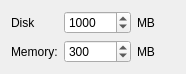
Above: kstars-astropi/kstars/hips/opshipscache.ui from Andre87osx/AstroPi-system before the change. Below: the same form after it.
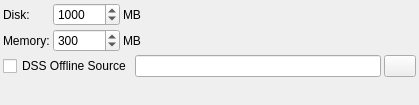
That is the form after the change. Icons and pictures are not drawn.

Patch:
```diff
--- a/kstars-astropi/kstars/hips/opshipscache.ui
+++ b/kstars-astropi/kstars/hips/opshipscache.ui
@@ -6,18 +6,43 @@
    <rect>
     <x>0</x>
     <y>0</y>
-    <width>181</width>
-    <height>66</height>
+    <width>419</width>
+    <height>105</height>
    </rect>
   </property>
+  <layout class="QVBoxLayout" name="verticalLayout">
+   <property name="spacing">
+    <number>3</number>
+   </property>
+   <property name="leftMargin">
+    <number>3</number>
+   </property>
+   <property name="topMargin">
+    <number>3</number>
+   </property>
+   <property name="rightMargin">
+    <number>3</number>
+   </property>
+   <property name="bottomMargin">
+    <number>3</number>
+   </property>
+   <item>
+    <layout class="QHBoxLayout" name="horizontalLayout">
+     <property name="spacing">
+      <number>3</number>
+     </property>
+     <item>
   <layout class="QGridLayout" name="gridLayout">
+       <property name="spacing">
+        <number>3</number>
+       </property>
    <item row="0" column="0">
     <widget class="QLabel" name="label_4">
      <property name="toolTip">
       <string>Cache space on hard disk used to store HiPS images.</string>
      </property>
      <property name="text">
-      <string>Disk</string>
+          <string>Disk:</string>
      </property>
     </widget>
    </item>
@@ -44,19 +69,6 @@
      </property>
     </widget>
    </item>
-   <item row="0" column="4" rowspan="2">
-    <spacer name="horizontalSpacer">
-     <property name="orientation">
-      <enum>Qt::Horizontal</enum>
-     </property>
-     <property name="sizeHint" stdset="0">
-      <size>
-       <width>40</width>
-       <height>20</height>
-      </size>
-     </property>
-    </spacer>
-   </item>
    <item row="1" column="0">
     <widget class="QLabel" name="label">
      <property name="toolTip">
@@ -90,7 +102,76 @@
      </property>
     </widget>
    </item>
-   <item row="2" column="3">
+      </layout>
+     </item>
+     <item>
+      <spacer name="horizontalSpacer">
+       <property name="orientation">
+        <enum>Qt::Horizontal</enum>
+       </property>
+       <property name="sizeHint" stdset="0">
+        <size>
+         <width>40</width>
+         <height>20</height>
+        </size>
+       </property>
+      </spacer>
+     </item>
+    </layout>
+   </item>
+   <item>
+    <layout class="QHBoxLayout" name="horizontalLayout_2">
+     <property name="spacing">
+      <number>3</number>
+     </property>
+     <item>
+      <widget class="QCheckBox" name="kcfg_HIPSUseOfflineSource">
+       <property name="toolTip">
+        <string>Do not download HiPS from Internet. Use DSS offline storage path to load all data.</string>
+       </property>
+       <property name="text">
+        <string>DSS Offline Source</string>
+       </property>
+      </widget>
+     </item>
+     <item>
+      <widget class="QLineEdit" name="kcfg_HIPSOfflinePath">
+       <property name="maximumSize">
+        <size>
+         <width>16777215</width>
+         <height>32</height>
+        </size>
+       </property>
+       <property name="clearButtonEnabled">
+        <bool>true</bool>
+       </property>
+      </widget>
+     </item>
+     <item>
+      <widget class="QPushButton" name="selectDirectoryB">
+       <property name="maximumSize">
+        <size>
+         <width>32</width>
+         <height>32</height>
+        </size>
+       </property>
+       <property name="text">
+        <string/>
+       </property>
+       <property name="icon">
+        <iconset theme="folder-open"/>
+       </property>
+       <property name="iconSize">
+        <size>
+         <width>28</width>
+         <height>28</height>
+        </size>
+       </property>
+      </widget>
+     </item>
+    </layout>
+   </item>
+   <item>
     <spacer name="verticalSpacer">
      <property name="orientation">
       <enum>Qt::Vertical</enum>
```
Lines whose indentation alone changed are shown as unchanged.
